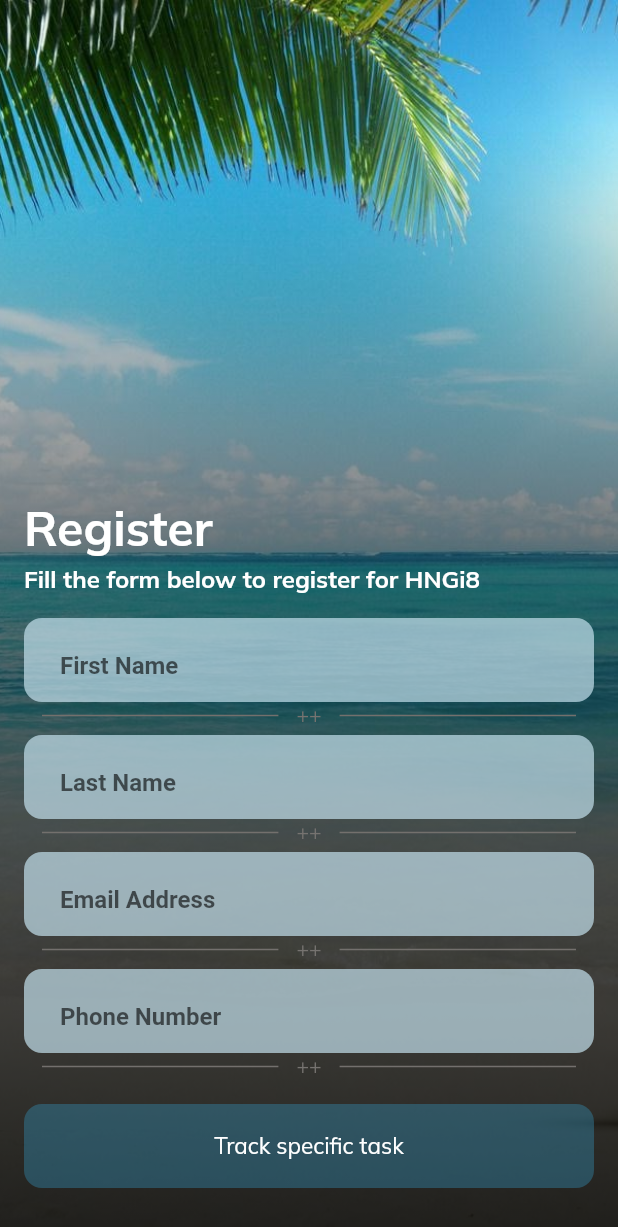
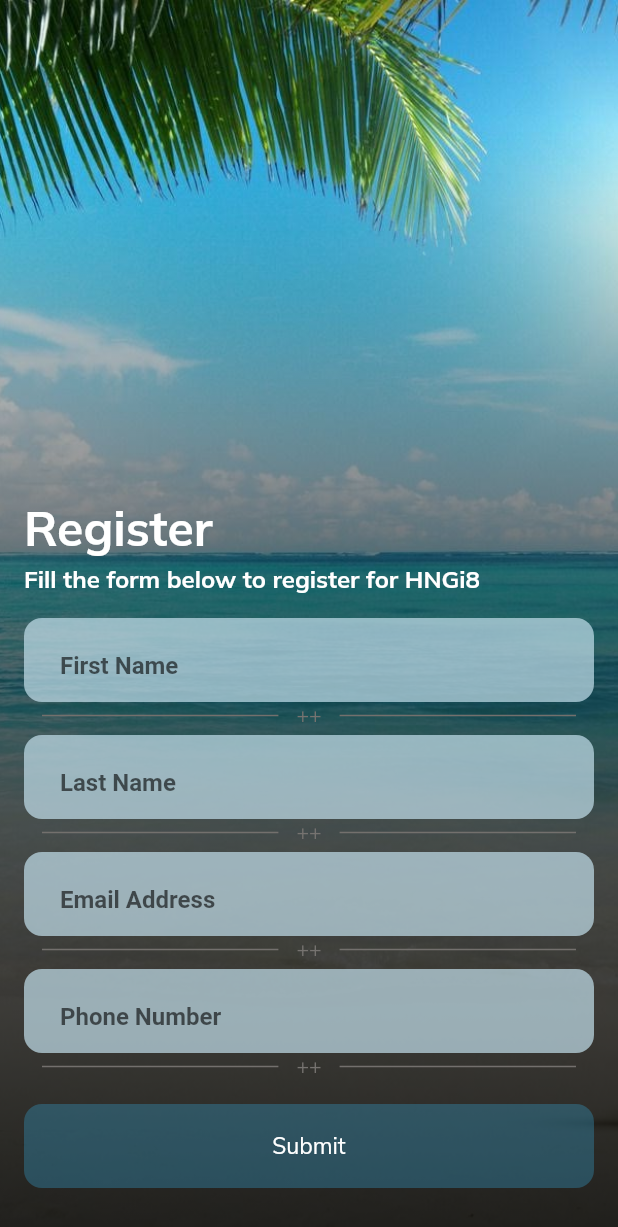
Before and after one commit to Blazebrain/hng_task2, a Flutter app: the RegistrationScreen screen opened directly, on a phone screen of 412 x 824 dp. Shown: the top 1227 px of the screen. Run offline on Flutter 3.47's test engine with Material 2 defaults, Android fonts, the phone set to English and light mode, and no system bars; our stand-ins replace google_fonts.

Commit message:
Fix-style: Changed the label of the custom button to Submit

```diff
--- a/lib/track_specific_task/views/registration_screen.dart
+++ b/lib/track_specific_task/views/registration_screen.dart
@@ -88,7 +88,7 @@ class RegistrationScreen extends StatelessWidget {
                           model.saveUserData(context);
                         }
                       },
-                      label: 'Track specific task',
+                      label: 'Submit',
                       iconData: Icons.message,
                     ),
                   ],
```
